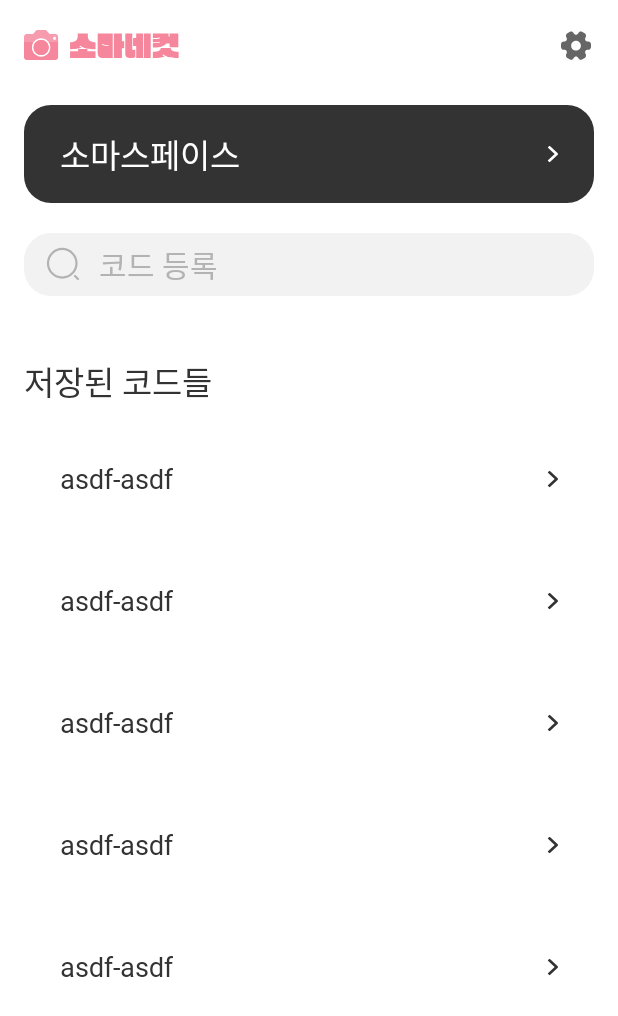
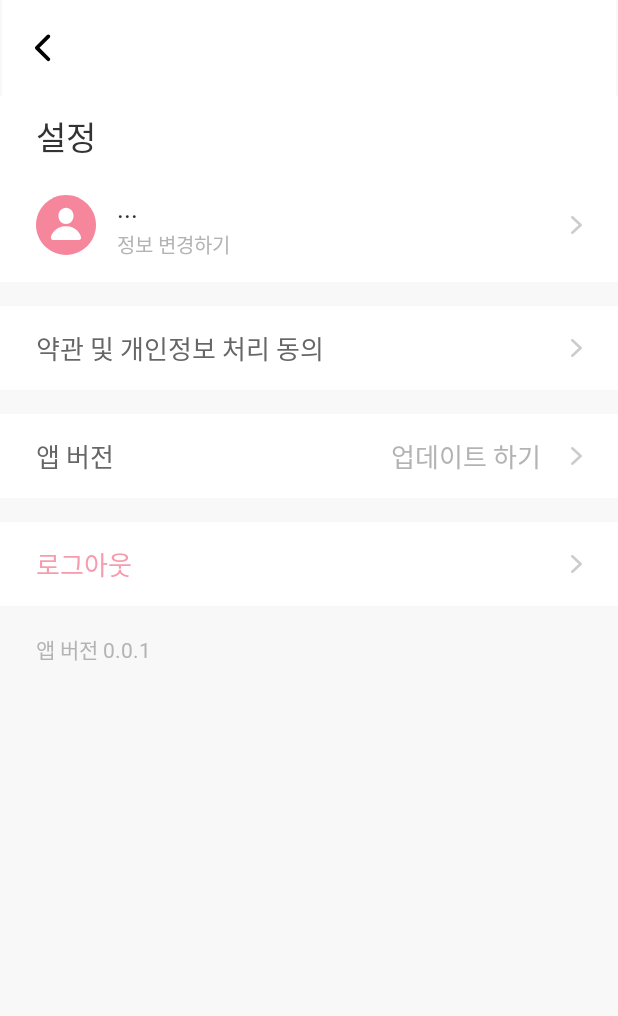
Before and after one commit to 23-SWUnion-Hackton/Android-Soma4Cut, an Android app: the HomeFragment screen opened through its navigation route, after a tap on an icon or button, on a phone screen of 412 x 824 dp. Shown: the top 1016 px of the screen. Run offline under Robolectric (Android 15) with nearby library versions, the phone set to English and light mode, and no system bars; our stand-ins replace data binding.

Commit message:
🔨 :: Set Detailed Codes on SettingFragment

```diff
--- a/presentation/src/main/java/com/staker4wapper/android_soma4cut/feature/home/screen/HomeFragment.kt
+++ b/presentation/src/main/java/com/staker4wapper/android_soma4cut/feature/home/screen/HomeFragment.kt
@@ -36,7 +36,8 @@ class HomeFragment: BaseFragment<FragmentHomeBinding, HomeViewModel>(R.layout.fr
             findNavController().navigate(action)
         }
         binding.btnSetting.setOnClickListener {
-            Toast.makeText(context, "세팅", Toast.LENGTH_SHORT).show()
+            val action = HomeFragmentDirections.toSettingFragment()
+            findNavController().navigate(action)
         }
     }
 
--- a/presentation/src/main/java/com/staker4wapper/android_soma4cut/feature/setting/SettingFragment.kt
+++ b/presentation/src/main/java/com/staker4wapper/android_soma4cut/feature/setting/SettingFragment.kt
@@ -1,13 +1,50 @@
 package com.staker4wapper.android_soma4cut.feature.setting
 
+import android.content.Context
 import android.os.Bundle
 import androidx.fragment.app.Fragment
 import android.view.LayoutInflater
 import android.view.View
 import android.view.ViewGroup
+import android.widget.Toast
+import androidx.fragment.app.viewModels
+import androidx.navigation.fragment.findNavController
 import com.sigma.flick.base.BaseFragment
 import com.staker4wapper.android_soma4cut.R
+import com.staker4wapper.android_soma4cut.databinding.FragmentSettingBinding
+import com.staker4wapper.android_soma4cut.utils.makeToast
 
-class SettingFragment: BaseFragment<>() {
+class SettingFragment: BaseFragment<FragmentSettingBinding, SettingViewModel>(R.layout.fragment_setting) {
+
+    override val viewModel: SettingViewModel by viewModels()
+
+    private lateinit var context: Context
+
+    override fun start() {
+        context = requireContext()
+
+        binding.toolbar.setNavigationOnClickListener {
+            findNavController().popBackStack()
+        }
+
+        with(binding) {
+            linearUser.setOnClickListener {
+                toast("유저 정보")
+            }
+            linearPolicy.setOnClickListener {
+                toast("보안")
+            }
+            linearAppVersion.setOnClickListener {
+                toast("앱 버전")
+            }
+            linearLogout.setOnClickListener {
+                toast("로그아웃")
+            }
+        }
+    }
+
+    private fun toast(message: String) {
+        makeToast(context, message)
+    }
 
 }
--- /dev/null
+++ b/presentation/src/main/java/com/staker4wapper/android_soma4cut/feature/setting/SettingViewModel.kt
@@ -0,0 +1,6 @@
+package com.staker4wapper.android_soma4cut.feature.setting
+
+import com.staker4wapper.android_soma4cut.base.BaseViewModel
+
+class SettingViewModel: BaseViewModel() {
+}
--- /dev/null
+++ b/presentation/src/main/java/com/staker4wapper/android_soma4cut/utils/Message.kt
@@ -0,0 +1,8 @@
+package com.staker4wapper.android_soma4cut.utils
+
+import android.content.Context
+import android.widget.Toast
+
+fun makeToast(context: Context, message: String) {
+    Toast.makeText(context, message, Toast.LENGTH_SHORT).show()
+}
--- a/presentation/src/main/res/navigation/nav_graph.xml
+++ b/presentation/src/main/res/navigation/nav_graph.xml
@@ -69,6 +69,13 @@
             app:exitAnim="@anim/animation_exit"
             app:popEnterAnim="@anim/animation_pop_enter"
             app:popExitAnim="@anim/animation_pop_exit"/>
+        <action
+            android:id="@+id/to_settingFragment"
+            app:destination="@id/settingFragment"
+            app:enterAnim="@anim/animation_enter"
+            app:exitAnim="@anim/animation_exit"
+            app:popEnterAnim="@anim/animation_pop_enter"
+            app:popExitAnim="@anim/animation_pop_exit"/>
     </fragment>
     <fragment
         android:id="@+id/codeSavedFragment"
@@ -101,4 +108,9 @@
             android:name="code"
             app:argType="string" />
     </fragment>
+    <fragment
+        android:id="@+id/settingFragment"
+        android:name="com.staker4wapper.android_soma4cut.feature.setting.SettingFragment"
+        android:label="fragment_setting"
+        tools:layout="@layout/fragment_setting" />
 </navigation>
```
Also changed, not shown: 1 other file.
